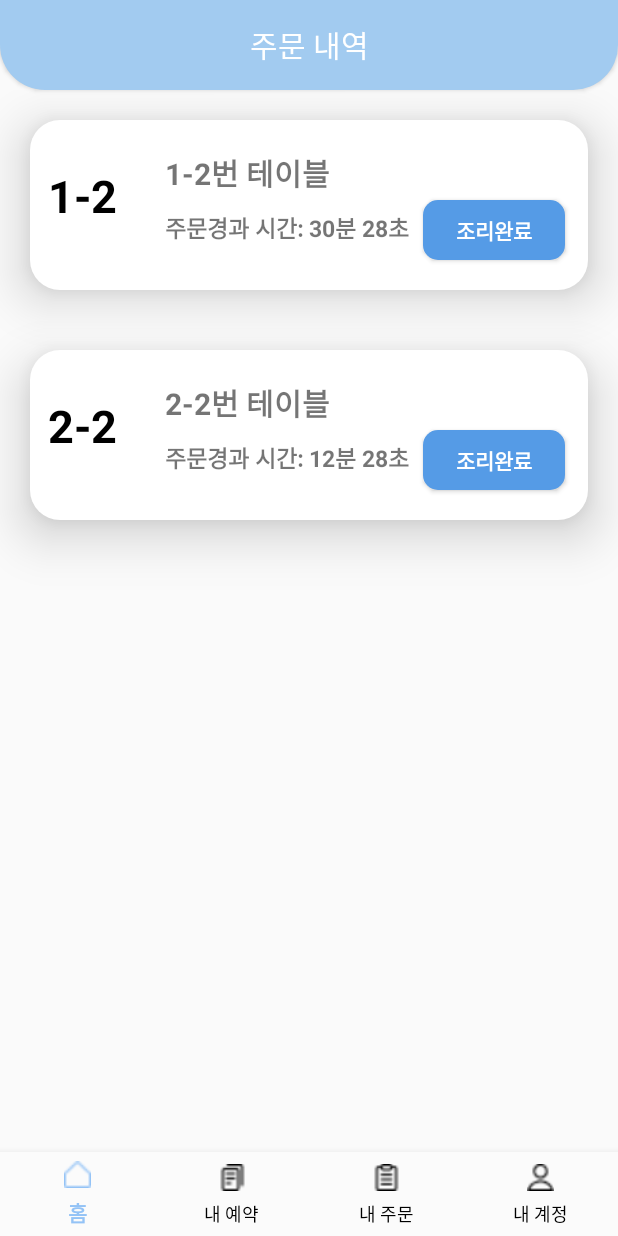
After one commit to BBTeamGo/BBTeamGo, an Android app: the OrderListActivity screen opened directly, with no data from a screen before it, on a phone screen of 412 x 824 dp. The commit adds this screen. Run offline under Robolectric (Android 15) with nearby library versions, the phone set to English and light mode, and no system bars.

Commit message:
order_list의 expandable 리사이클러뷰 구현

```diff
--- /dev/null
+++ b/app/src/main/java/com/example/bbteamgo/OrderListActivity.java
@@ -0,0 +1,29 @@
+package com.example.bbteamgo;
+
+import androidx.appcompat.app.AppCompatActivity;
+import androidx.recyclerview.widget.LinearLayoutManager;
+
+import android.os.Bundle;
+
+import com.example.bbteamgo.databinding.ActivityOrderListBinding;
+
+import java.util.ArrayList;
+import java.util.List;
+
+public class OrderListActivity extends AppCompatActivity {
+
+    @Override
+    protected void onCreate(Bundle savedInstanceState) {
+        super.onCreate(savedInstanceState);
+        ActivityOrderListBinding binding = ActivityOrderListBinding.inflate(getLayoutInflater());
+        setContentView(binding.getRoot());
+
+        List<OrderListData> data = new ArrayList<>();
+        data.add(new OrderListData("1-2", "1-2번 테이블", "주문경과 시간: 30분 28초", "순대볶음", "오뎅탕", "소주", 16000, 15000, 4500, 55000, false));
+        data.add(new OrderListData("2-2", "2-2번 테이블", "주문경과 시간: 12분 28초", "퀘사디아", "오뎅탕", "맥주", 10000, 15000, 4000, 29000, false));
+
+
+        binding.orderListRecyclerview.setLayoutManager(new LinearLayoutManager(this));
+        binding.orderListRecyclerview.setAdapter(new OrderListAdapter(data));
+    }
+}
--- /dev/null
+++ b/app/src/main/java/com/example/bbteamgo/OrderListAdapter.java
@@ -0,0 +1,85 @@
+package com.example.bbteamgo;
+
+import android.provider.ContactsContract;
+import android.view.LayoutInflater;
+import android.view.View;
+import android.view.ViewGroup;
+import android.widget.TextView;
+
+import androidx.annotation.NonNull;
+import androidx.recyclerview.widget.RecyclerView;
+
+import com.example.bbteamgo.databinding.OrderListUnfoldedItemViewBinding;
+
+import java.util.List;
+
+public class OrderListAdapter extends RecyclerView.Adapter<OrderListViewHolder> {
+
+    List<OrderListData> data;
+
+    public OrderListAdapter(List<OrderListData> data) {
+        this.data = data;
+    }
+
+    @NonNull
+    @Override
+    public OrderListViewHolder onCreateViewHolder(@NonNull ViewGroup parent, int viewType) {
+        OrderListUnfoldedItemViewBinding binding = OrderListUnfoldedItemViewBinding.inflate(LayoutInflater.from(parent.getContext()), parent, false);
+        return new OrderListViewHolder(binding);
+    }
+
+    @Override
+    public void onBindViewHolder(@NonNull OrderListViewHolder holder, int position) {
+            holder.binding.tableNumber.setText(data.get(position).getTableNumber());
+            holder.binding.tableName.setText(data.get(position).getTableName());
+            holder.binding.orderElapsedTime.setText(data.get(position).getOrderElapsedTime());
+            holder.binding.firstMenu.setText(data.get(position).getFirstMenu());
+            holder.binding.secondMenu.setText(data.get(position).getSecondMenu());
+            holder.binding.thirdMenu.setText(data.get(position).getThirdMenu());
+            holder.binding.priceOfFirstMenu.setText(String.valueOf(data.get(position).getPriceOfFirstMenu()));
+            holder.binding.priceOfSecondMenu.setText(String.valueOf(data.get(position).getPriceOfSecondMenu()));
+            holder.binding.priceOfThirdMenu.setText(String.valueOf(data.get(position).getPriceOfThirdMenu()));
+            holder.binding.sumOfAllMenu.setText(String.valueOf(data.get(position).getSumOfAllMenu()));
+
+            holder.binding.tableName.setOnClickListener(new View.OnClickListener() {
+                @Override
+                public void onClick(View v) {
+                    if(data.get(position).isVisible)
+                    {
+                        holder.binding.firstMenu.setVisibility(View.GONE);
+                        holder.binding.secondMenu.setVisibility(View.GONE);
+                        holder.binding.thirdMenu.setVisibility(View.GONE);
+                        holder.binding.priceOfFirstMenu.setVisibility(View.GONE);
+                        holder.binding.priceOfSecondMenu.setVisibility(View.GONE);
+                        holder.binding.priceOfThirdMenu.setVisibility(View.GONE);
+                        holder.binding.sumOfAllMenu.setVisibility(View.GONE);
+                        holder.binding.cancelOrder.setVisibility(View.GONE);
+                        holder.binding.totalPrice.setVisibility(View.GONE);
+                        data.get(position).isVisible= false;
+
+                    }
+                    else
+                    {
+                        holder.binding.firstMenu.setVisibility(View.VISIBLE);
+                        holder.binding.secondMenu.setVisibility(View.VISIBLE);
+                        holder.binding.thirdMenu.setVisibility(View.VISIBLE);
+                        holder.binding.priceOfFirstMenu.setVisibility(View.VISIBLE);
+                        holder.binding.priceOfSecondMenu.setVisibility(View.VISIBLE);
+                        holder.binding.priceOfThirdMenu.setVisibility(View.VISIBLE);
+                        holder.binding.sumOfAllMenu.setVisibility(View.VISIBLE);
+                        holder.binding.cancelOrder.setVisibility(View.VISIBLE);
+                        holder.binding.totalPrice.setVisibility(View.VISIBLE);
+                        data.get(position).isVisible= true;
+                    }
+                }
+            });
+
+
+    }
+
+
+    @Override
+    public int getItemCount() {
+        return data.size();
+    }
+}
--- /dev/null
+++ b/app/src/main/java/com/example/bbteamgo/OrderListData.java
@@ -0,0 +1,119 @@
+package com.example.bbteamgo;
+
+public class OrderListData {
+    private String tableNumber;
+
+    private String tableName;
+
+    private String orderElapsedTime;
+
+    private String firstMenu, secondMenu, thirdMenu;
+
+    private int priceOfFirstMenu, priceOfSecondMenu, priceOfThirdMenu, sumOfAllMenu;
+
+
+    boolean isVisible;
+
+    public OrderListData(String tableNumber, String tableName, String orderElapsedTime, String firstMenu, String secondMenu, String thirdMenu, int priceOfFirstMenu, int priceOfSecondMenu, int priceOfThirdMenu, int sumOfAllMenu, boolean isVisible) {
+        this.tableNumber = tableNumber;
+        this.tableName = tableName;
+        this.orderElapsedTime = orderElapsedTime;
+        this.firstMenu = firstMenu;
+        this.secondMenu = secondMenu;
+        this.thirdMenu = thirdMenu;
+        this.priceOfFirstMenu = priceOfFirstMenu;
+        this.priceOfSecondMenu = priceOfSecondMenu;
+        this.priceOfThirdMenu = priceOfThirdMenu;
+        this.sumOfAllMenu = sumOfAllMenu;
+        this.isVisible = isVisible;
+    }
+
+    public String getTableNumber() {
+        return tableNumber;
+    }
+
+    public String getTableName() {
+        return tableName;
+    }
+
+    public String getOrderElapsedTime() {
+        return orderElapsedTime;
+    }
+
+    public String getFirstMenu() {
+        return firstMenu;
+    }
+
+    public String getSecondMenu() {
+        return secondMenu;
+    }
+
+    public String getThirdMenu() {
+        return thirdMenu;
+    }
+
+    public int getPriceOfFirstMenu() {
+        return priceOfFirstMenu;
+    }
+
+    public int getPriceOfSecondMenu() {
+        return priceOfSecondMenu;
+    }
+
+    public int getPriceOfThirdMenu() {
+        return priceOfThirdMenu;
+    }
+
+    public int getSumOfAllMenu() {
+        return sumOfAllMenu;
+    }
+
+    public void setTableNumber(String tableNumber) {
+        this.tableNumber = tableNumber;
+    }
+
+    public void setTableName(String tableName) {
+        this.tableName = tableName;
+    }
+
+    public void setOrderElapsedTime(String orderElapsedTime) {
+        this.orderElapsedTime = orderElapsedTime;
+    }
+
+    public void setFirstMenu(String firstMenu) {
+        this.firstMenu = firstMenu;
+    }
+
+    public void setSecondMenu(String secondMenu) {
+        this.secondMenu = secondMenu;
+    }
+
+    public void setThirdMenu(String thirdMenu) {
+        this.thirdMenu = thirdMenu;
+    }
+
+    public void setPriceOfFirstMenu(int priceOfFirstMenu) {
+        this.priceOfFirstMenu = priceOfFirstMenu;
+    }
+
+    public void setPriceOfSecondMenu(int priceOfSecondMenu) {
+        this.priceOfSecondMenu = priceOfSecondMenu;
+    }
+
+    public void setPriceOfThirdMenu(int priceOfThirdMenu) {
+        this.priceOfThirdMenu = priceOfThirdMenu;
+    }
+
+    public void setSumOfAllMenu(int sumOfAllMenu) {
+        this.sumOfAllMenu = sumOfAllMenu;
+    }
+
+    public boolean isVisible() {
+        return isVisible;
+    }
+
+    public void setVisible(boolean visible) {
+        isVisible = visible;
+    }
+
+}
--- /dev/null
+++ b/app/src/main/java/com/example/bbteamgo/OrderListViewHolder.java
@@ -0,0 +1,14 @@
+package com.example.bbteamgo;
+
+import androidx.recyclerview.widget.RecyclerView;
+
+import com.example.bbteamgo.databinding.OrderListUnfoldedItemViewBinding;
+
+public class OrderListViewHolder extends RecyclerView.ViewHolder {
+    public OrderListUnfoldedItemViewBinding binding;
+
+    public OrderListViewHolder(OrderListUnfoldedItemViewBinding binding) {
+        super(binding.getRoot());
+        this.binding = binding;
+    }
+}
--- /dev/null
+++ b/app/src/main/res/layout/activity_order_list.xml
@@ -0,0 +1,38 @@
+<?xml version="1.0" encoding="utf-8"?>
+<LinearLayout xmlns:android="http://schemas.android.com/apk/res/android"
+    xmlns:app="http://schemas.android.com/apk/res-auto"
+    android:layout_width="match_parent"
+    android:layout_height="match_parent"
+    android:orientation="vertical">
+
+    <Button
+        android:layout_width="match_parent"
+        android:layout_height="60dp"
+        android:background="@drawable/bottom_rounded_background"
+        android:text="주문 내역"
+        android:textColor="#FFFFFF"
+        android:textSize="20sp"
+        />
+
+    <androidx.recyclerview.widget.RecyclerView
+        android:id="@+id/order_list_recyclerview"
+        android:layout_width="match_parent"
+        android:layout_height="wrap_content"
+        android:layout_weight="1">
+
+    </androidx.recyclerview.widget.RecyclerView>
+
+    <com.google.android.material.bottomnavigation.BottomNavigationView
+        android:id="@+id/bottomNavigationView"
+        android:layout_width="match_parent"
+        android:layout_height="wrap_content"
+        android:layout_gravity="bottom"
+        android:background="#FBFBFB"
+        android:elevation="100dp"
+        app:itemIconSize="@dimen/bottom_navigation_icon_size"
+        app:itemIconTint="@drawable/menu_item_color"
+        app:itemTextColor="@drawable/menu_item_color"
+        app:labelVisibilityMode="labeled"
+        app:menu="@menu/main_menu_bottom" />
+
+</LinearLayout>
--- /dev/null
+++ b/app/src/main/res/layout/order_list_folded_item_view.xml
@@ -0,0 +1,87 @@
+<?xml version="1.0" encoding="utf-8"?>
+<LinearLayout xmlns:android="http://schemas.android.com/apk/res/android"
+
+    android:layout_width="match_parent"
+    android:layout_height="120dp"
+    android:orientation="vertical"
+    android:background="@drawable/booking_management_list_background"
+    android:elevation="20dp"
+    android:layout_margin="20dp"
+    >
+
+    <LinearLayout
+        android:layout_width="match_parent"
+        android:layout_height="match_parent"
+        android:orientation="horizontal">
+
+        <TextView
+            android:id="@+id/table_number"
+            android:layout_width="80dp"
+            android:layout_height="120dp"
+            android:text="1-2"
+            android:textSize="30sp"
+            android:textStyle="bold"
+            android:gravity="center"
+            android:textColor="#000000"
+            android:paddingBottom="20dp"
+            >
+        </TextView>
+
+        <LinearLayout
+            android:layout_width="wrap_content"
+            android:layout_height="match_parent"
+            android:orientation="vertical">
+
+            <TextView
+                android:id="@+id/table_name"
+                android:layout_width="wrap_content"
+                android:layout_height="wrap_content"
+                android:text="1-2번 테이블"
+                android:textSize="20sp"
+                android:textStyle="bold"
+                android:layout_marginTop="20dp"
+                >
+
+            </TextView>
+
+            <TextView
+                android:id="@+id/order_elapsed_time"
+                android:layout_width="wrap_content"
+                android:layout_height="wrap_content"
+                android:text="주문 경과 시간: 20분 30초"
+                android:textSize="15sp"
+                android:textStyle="bold"
+                android:layout_marginTop="10dp">
+
+            </TextView>
+
+
+        </LinearLayout>
+
+        <RelativeLayout
+            android:layout_width="wrap_content"
+            android:layout_height="wrap_content">
+
+            <Button
+                android:id="@+id/complete_cooking_button"
+                android:layout_width="100dp"
+                android:layout_height="40dp"
+                android:layout_alignParentEnd="true"
+                android:layout_marginStart="9dp"
+                android:layout_marginEnd="15dp"
+                android:layout_marginTop="20dp"
+                android:background="@drawable/booking_management_agree_button"
+                android:text="조리완료"
+                android:textSize="15sp"
+                android:textStyle="bold"
+                android:textColor="#FFFFFF">
+
+            </Button>
+
+        </RelativeLayout>
+
+
+    </LinearLayout>
+
+
+</LinearLayout>
--- /dev/null
+++ b/app/src/main/res/layout/order_list_unfolded_item_view.xml
@@ -0,0 +1,222 @@
+<?xml version="1.0" encoding="utf-8"?>
+<LinearLayout xmlns:android="http://schemas.android.com/apk/res/android"
+
+    android:layout_width="match_parent"
+    android:layout_height="wrap_content"
+    android:layout_margin="20dp"
+    android:background="@drawable/booking_management_list_background"
+    android:elevation="20dp"
+    android:orientation="vertical">
+
+
+
+
+        <LinearLayout
+            android:layout_width="match_parent"
+            android:layout_height="match_parent"
+            android:orientation="horizontal">
+            <LinearLayout
+                android:layout_width="wrap_content"
+                android:layout_height="match_parent"
+                android:orientation="vertical">
+
+                <TextView
+                    android:id="@+id/table_number"
+                    android:layout_width="wrap_content"
+                    android:layout_height="wrap_content"
+                    android:layout_gravity="center"
+                    android:layout_marginTop="30dp"
+                    android:paddingBottom="20dp"
+                    android:text="1-2"
+                    android:textColor="#000000"
+                    android:textSize="30sp"
+                    android:textStyle="bold"></TextView>
+
+                <RelativeLayout
+                    android:layout_width="70dp"
+                    android:layout_height="match_parent">
+
+                    <Button
+                        android:id="@+id/cancel_order"
+                        android:layout_width="70dp"
+                        android:layout_height="wrap_content"
+                        android:layout_alignParentBottom="true"
+                        android:layout_marginLeft="5dp"
+                        android:layout_marginBottom="15dp"
+                        android:layout_gravity="bottom"
+                        android:background="@color/transparent"
+                        android:textColor="@color/red"
+                        android:text="주문취소"
+                        android:visibility="gone"
+                        />
+
+                </RelativeLayout>
+
+            </LinearLayout>
+
+
+
+
+            <LinearLayout
+                android:layout_width="wrap_content"
+                android:layout_height="wrap_content"
+                android:orientation="vertical">
+
+                <TextView
+                    android:id="@+id/table_name"
+                    android:layout_width="wrap_content"
+                    android:layout_height="wrap_content"
+                    android:layout_marginStart="20dp"
+                    android:layout_marginTop="20dp"
+                    android:text="1-2번 테이블"
+                    android:textSize="20sp"
+                    android:textStyle="bold">
+
+                </TextView>
+
+                <TextView
+                    android:id="@+id/order_elapsed_time"
+                    android:layout_width="wrap_content"
+                    android:layout_height="wrap_content"
+                    android:layout_marginStart="20dp"
+                    android:layout_marginTop="10dp"
+                    android:layout_marginBottom="20dp"
+                    android:text="주문 경과 시간: 20분 30초"
+                    android:textSize="15sp"
+                    android:textStyle="bold">
+
+                </TextView>
+
+                <TextView
+                    android:id="@+id/ordered_menu"
+                    android:layout_width="wrap_content"
+                    android:layout_height="wrap_content"
+                    android:layout_marginEnd="20dp"
+                    android:text="주문 내역"
+                    android:textSize="17sp"
+                    android:textStyle="bold"
+                    android:visibility="gone">
+
+                </TextView>
+
+                <RelativeLayout
+                    android:layout_width="match_parent"
+                    android:layout_height="wrap_content">
+
+                    <TextView
+                        android:id="@+id/first_menu"
+                        android:layout_width="wrap_content"
+                        android:layout_height="wrap_content"
+                        android:layout_marginStart="20dp"
+                        android:text="순대볶음x1"
+                        android:visibility="gone"></TextView>
+
+                    <TextView
+                        android:id="@+id/price_of_first_menu"
+                        android:layout_width="wrap_content"
+                        android:layout_height="wrap_content"
+                        android:layout_alignParentEnd="true"
+                        android:text="16000원"
+                        android:visibility="gone"></TextView>
+
+                </RelativeLayout>
+
+                <RelativeLayout
+                    android:layout_width="match_parent"
+                    android:layout_height="wrap_content">
+
+                    <TextView
+                        android:id="@+id/second_menu"
+                        android:layout_width="wrap_content"
+                        android:layout_height="wrap_content"
+                        android:layout_marginStart="20dp"
+                        android:text="오뎅탕x2"
+                        android:visibility="gone"></TextView>
+
+                    <TextView
+                        android:id="@+id/price_of_second_menu"
+                        android:layout_width="wrap_content"
+                        android:layout_height="wrap_content"
+                        android:layout_alignParentEnd="true"
+                        android:text="15000원"
+                        android:visibility="gone"></TextView>
+
+                </RelativeLayout>
+
+                <RelativeLayout
+                    android:layout_width="match_parent"
+                    android:layout_height="wrap_content">
+
+                    <TextView
+                        android:id="@+id/third_menu"
+                        android:layout_width="wrap_content"
+                        android:layout_height="wrap_content"
+                        android:layout_marginStart="20dp"
+                        android:text="참이슬x2"
+                        android:visibility="gone"></TextView>
+
+                    <TextView
+                        android:id="@+id/price_of_third_menu"
+                        android:layout_width="wrap_content"
+                        android:layout_height="wrap_content"
+                        android:layout_alignParentEnd="true"
+                        android:text="4500원"
+                        android:visibility="gone"></TextView>
+
+                </RelativeLayout>
+
+                <RelativeLayout
+                    android:layout_width="match_parent"
+                    android:layout_height="wrap_content"
+                    android:layout_marginTop="10dp">
+
+                    <TextView
+                        android:id="@+id/total_price"
+                        android:layout_width="wrap_content"
+                        android:layout_height="wrap_content"
+                        android:text="총금액"
+                        android:textStyle="bold"
+                        android:paddingBottom="100dp"
+                        android:visibility="gone"></TextView>
+
+                    <TextView
+                        android:id="@+id/sum_of_all_menu"
+                        android:layout_width="wrap_content"
+                        android:layout_height="wrap_content"
+                        android:layout_alignParentEnd="true"
+                        android:text="55000원"
+                        android:textStyle="bold"
+                        android:visibility="gone"></TextView>
+
+                </RelativeLayout>
+
+            </LinearLayout>
+
+            <RelativeLayout
+                android:layout_width="wrap_content"
+                android:layout_height="match_parent">
+
+                <Button
+                    android:id="@+id/complete_cooking_button"
+                    android:layout_width="100dp"
+                    android:layout_height="40dp"
+                    android:layout_alignParentEnd="true"
+                    android:layout_alignParentBottom="true"
+                    android:layout_marginStart="9dp"
+                    android:layout_marginBottom="20dp"
+                    android:layout_marginEnd="15dp"
+                    android:background="@drawable/booking_management_agree_button"
+                    android:text="조리완료"
+                    android:textColor="#FFFFFF"
+                    android:textSize="14sp"
+                    android:textStyle="bold">
+
+                </Button>
+
+            </RelativeLayout>
+
+
+
+    </LinearLayout>
+
+</LinearLayout>
--- a/app/src/main/res/values/colors.xml
+++ b/app/src/main/res/values/colors.xml
@@ -8,4 +8,5 @@
     <color name="transparent">#00FF0000</color>
     <color name="blue">#FFA2CBF0</color>
     <color name="deep_blue">#FF4488C8</color>
+    <color name="red">#FF0000</color>
 </resources>
```
Also changed, not shown: app/src/main/AndroidManifest.xml (+4 -5 lines).
